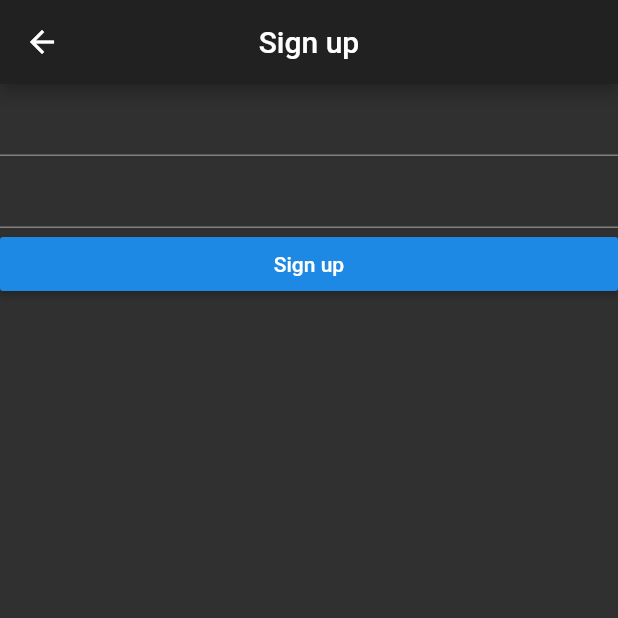
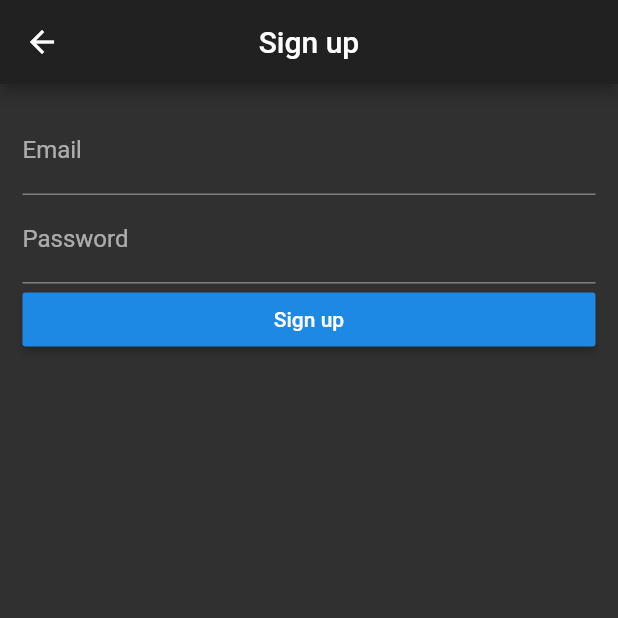
Before and after one commit to Team-Goose/matchfox-flutter, a Flutter app: the Signup screen opened by its route, on a phone screen of 412 x 824 dp, the top half of it. Run offline on Flutter 3.47's test engine with Material 2 defaults, Android fonts, the phone set to English and light mode, and no system bars; our stand-ins replace cloud_functions, firebase_auth; accounts and stored records are empty; network calls fail.

```diff
--- a/lib/signup.dart
+++ b/lib/signup.dart
@@ -1,4 +1,7 @@
+import 'package:Matchfox/firebase/database.dart';
+import 'package:firebase_auth/firebase_auth.dart';
 import 'package:flutter/material.dart';
+import 'package:flutter/services.dart';
 
 class Signup extends StatefulWidget {
   @override
@@ -6,7 +9,45 @@ class Signup extends StatefulWidget {
 }
 
 class _SignupState extends State<Signup> {
+  final _formKey = GlobalKey<FormState>();
+  final _auth = FirebaseAuth.instance;
+  var _email = '';
+  var _password = '';
   String errorText = '';
+
+  void initState() {
+    super.initState();
+    // Org("").getBrackets();
+    // Bracket.withId("55730440-6051-11ea-baec-070c925f546e").getMatches();
+  }
+
+  void checkSignup(BuildContext context) async {
+    _formKey.currentState.save();
+    FirebaseUser _user;
+    await _auth
+        .createUserWithEmailAndPassword(
+          email: _email,
+          password: _password,
+        )
+        .then((auth) => _user = auth.user)
+        .catchError((e) {
+      setState(() {
+        if (e is PlatformException) {
+          switch (e.code) {
+            case 'ERROR_EMAIL_ALREADY_IN_USE':
+              errorText = 'Email is already used';
+              break;
+            default:
+              errorText = e.code;
+          }
+        }
+      });
+    });
+    if (_user != null) {
+      Navigator.of(context).pop();
+      Navigator.pushReplacementNamed(context, "home");
+    }
+  }
 
   @override
   Widget build(BuildContext context) {
@@ -15,25 +56,34 @@ class _SignupState extends State<Signup> {
         title: Text('Sign up'),
         centerTitle: true,
       ),
-      body: ListView(
-        children: <Widget>[
-          TextField(),
-          TextField(),
-          RaisedButton(
-            child: Text('Sign up'),
-            onPressed: () {
-              if (true /* add login checking */) {
-                // login success
-                Navigator.pop(context);
-                Navigator.pushReplacementNamed(context, 'setup');
-              } else {
-                // login fail
-                errorText = 'Login failed';
-              }
-            },
+      body: Container(
+        margin: EdgeInsets.all(15.0),
+        child: Form(
+          key: _formKey,
+          child: ListView(
+            children: <Widget>[
+              TextFormField(
+                onSaved: (text) => _email = text,
+                decoration: InputDecoration(
+                  labelText: 'Email',
+                ),
+                keyboardType: TextInputType.emailAddress,
+              ),
+              TextFormField(
+                onSaved: (text) => _password = text,
+                obscureText: true,
+                decoration: InputDecoration(
+                  labelText: 'Password',
+                ),
+              ),
+              RaisedButton(
+                child: Text('Sign up'),
+                onPressed: () => checkSignup(context),
+              ),
+              Text(errorText, style: TextStyle(color: Colors.red),),
+            ],
           ),
-          Text(errorText, style: TextStyle(color: Colors.red),),
-        ],
+        ),
       ),
     );
   }
```
Also changed, not shown: lib/firebase/database.dart (+39 -10 lines), lib/login.dart (+56 -12 lines), lib/setupUser.dart (+53 -4 lines).
